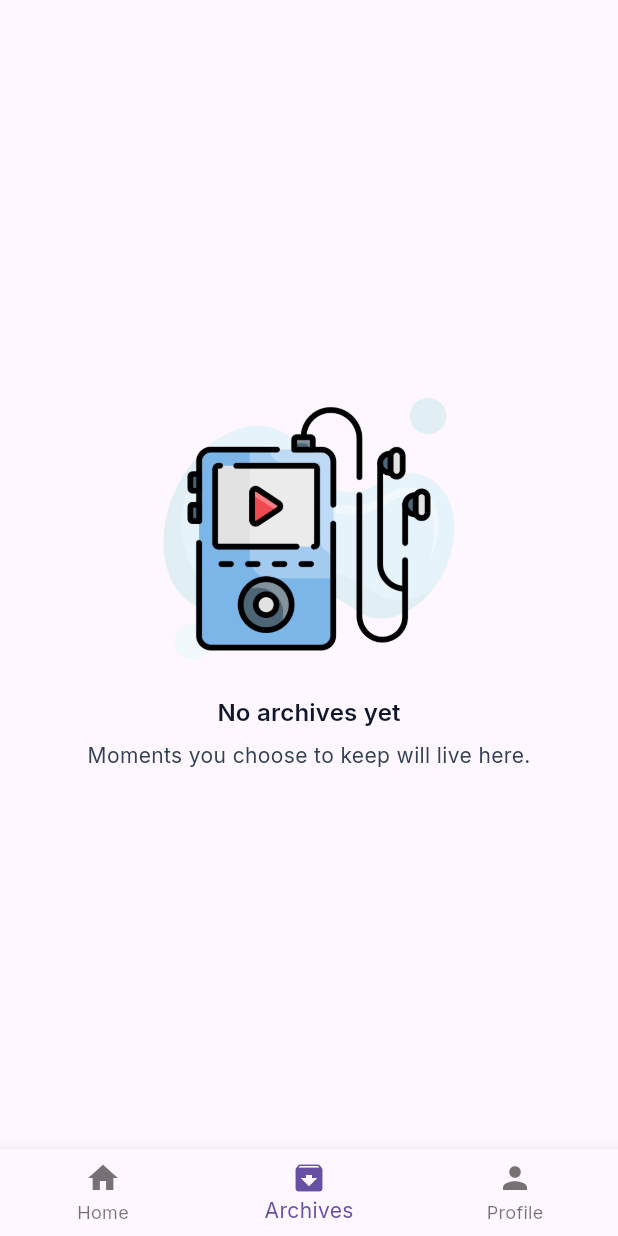
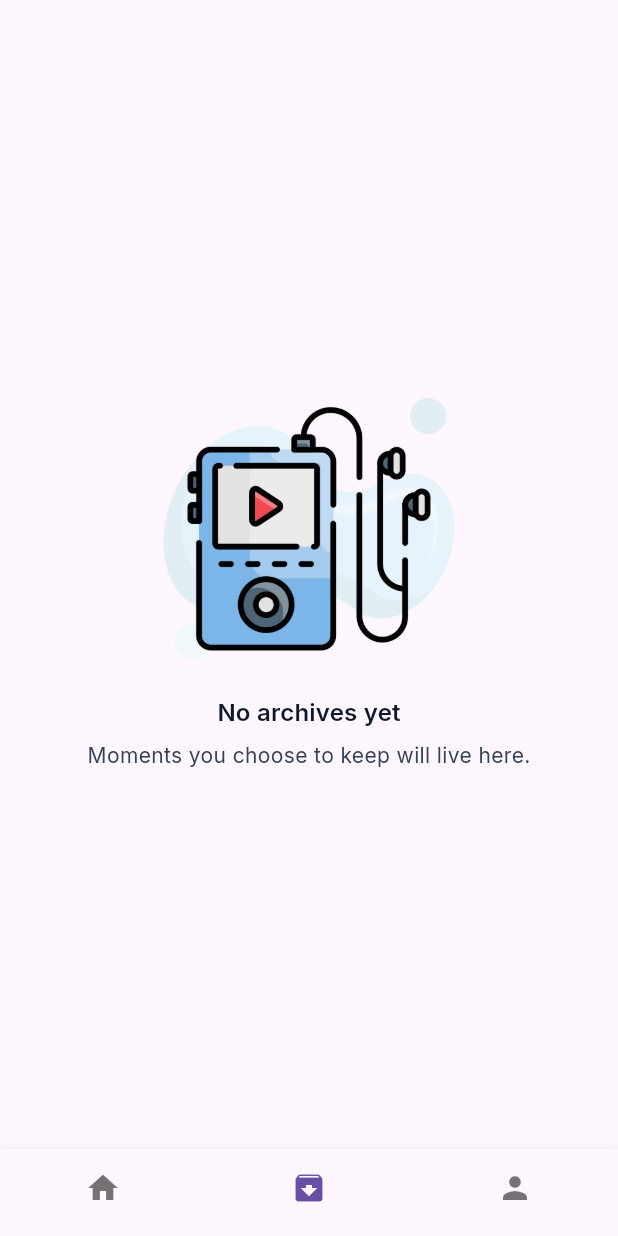
Before and after one commit to grgpratik-dev/VibeIn, a Flutter app: the screen it shows after launch, item 2 of the bottom bar chosen, on a phone screen of 412 x 824 dp. Run offline on Flutter 3.47's test engine with Material 3 defaults, Android fonts, the phone set to English and light mode, and no system bars; our stand-ins replace equatable, flutter_bloc, get_it, go_router.

Commit message:
minor code cleanup

```diff
--- a/lib/src/features/profile/presentation/profile_screen.dart
+++ b/lib/src/features/profile/presentation/profile_screen.dart
@@ -1,4 +1,9 @@
 import 'package:flutter/material.dart';
+import 'package:vibein/src/core/constants/app_gaps.dart';
+import 'package:vibein/src/core/constants/app_spacing.dart';
+
+import '../../../app/theme/app_colors.dart';
+import '../../home/presentation/components/home_body.dart';
 
 part 'components/profile_body.dart';
 
--- a/lib/src/features/shell/presentation/components/shell_body.dart
+++ b/lib/src/features/shell/presentation/components/shell_body.dart
@@ -9,10 +9,19 @@ class ShellBody extends StatelessWidget {
   Widget build(BuildContext context) {
     return Scaffold(
       body: navigationShell,
-      bottomNavigationBar: BottomNavigationBar(
+      bottomNavigationBar: Container(
+        color: Colors.red,
+        width: 300,
+        child: BottomNavigationBar(
+
+          showSelectedLabels: false,
+          showUnselectedLabels: false,
           items: [
             BottomNavigationBarItem(icon: Icon(Icons.home), label: 'Home'),
-          BottomNavigationBarItem(icon: Icon(Icons.archive), label: 'Archives'),
+            BottomNavigationBarItem(
+              icon: Icon(Icons.archive),
+              label: 'Archives',
+            ),
             BottomNavigationBarItem(icon: Icon(Icons.person), label: 'Profile'),
           ],
           currentIndex: navigationShell.currentIndex,
@@ -21,6 +30,7 @@ class ShellBody extends StatelessWidget {
             // sl.get<NavCubit>().setIndex(index);
           },
         ),
+      ),
     );
   }
 }
```
Also changed, not shown: lib/src/features/home/presentation/components/home_body.dart (+1 -21 lines), lib/src/features/profile/presentation/components/profile_body.dart (+35 -1 lines). Lines whose indentation alone changed are shown as unchanged.
